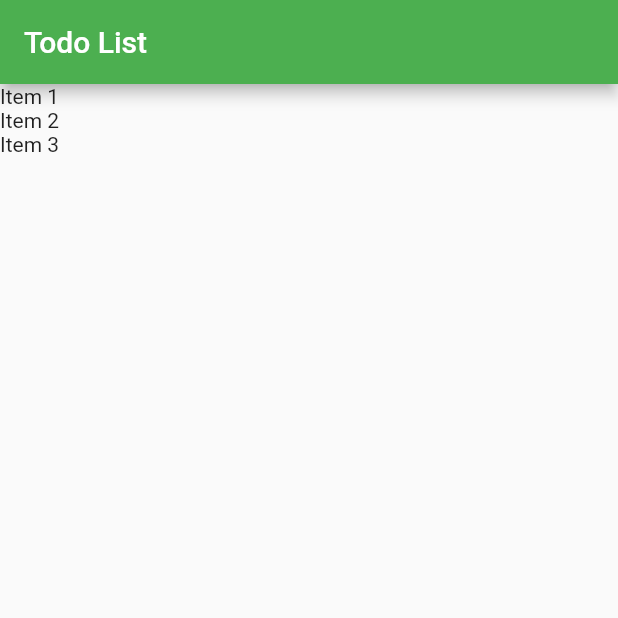
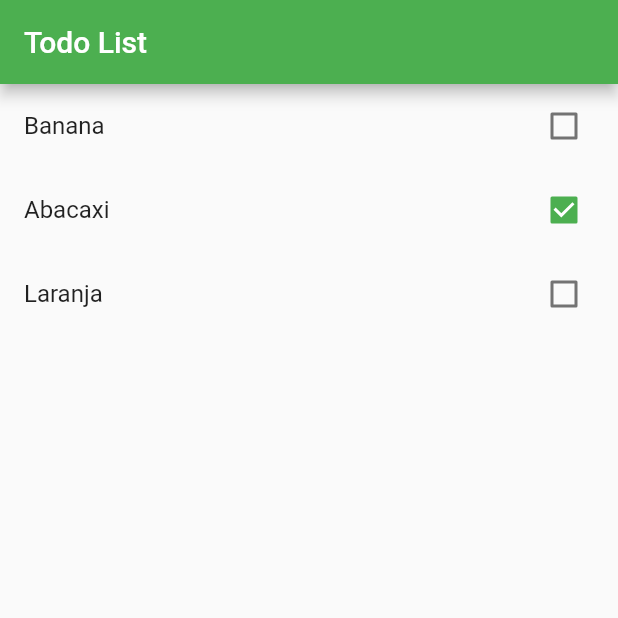
Before and after one commit to dennisweyner/Todo-Flutter-App, a Flutter app: the screen it shows after launch, on a phone screen of 412 x 824 dp, the top half of it. Run offline on Flutter 3.47's test engine with Material 2 defaults, Android fonts, the phone set to English and light mode, and no system bars.

Commit message:
implementada função setState() para alterar o estado da aplicação quando receber o toque em um item da lista

```diff
--- a/lib/main.dart
+++ b/lib/main.dart
@@ -23,9 +23,9 @@ class HomePage extends StatefulWidget {
 
   HomePage() {
     items = [];
-    items.add(Item(title: "Item 1", done: false));
-    items.add(Item(title: "Item 2", done: true));
-    items.add(Item(title: "Item 3", done: false));
+    items.add(Item(title: "Banana", done: false));
+    items.add(Item(title: "Abacaxi", done: true));
+    items.add(Item(title: "Laranja", done: false));
   }
 
   @override
@@ -42,7 +42,18 @@ class _HomePageState extends State<HomePage> {
       body: ListView.builder(
         itemCount: widget.items.length,
         itemBuilder: (BuildContext ctxt, int index) {
-          return Text(widget.items[index].title);
+          final item = widget.items[index];
+
+          return CheckboxListTile(
+            title: Text(item.title),
+            key: Key(item.title),
+            value: item.done,
+            onChanged: (value) {
+              setState(() {
+                item.done = value;
+              });
+            },
+          );
         },
       ),
     );
```
